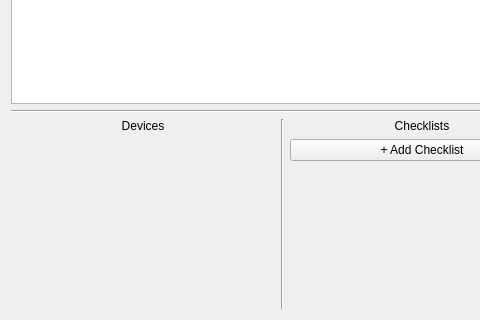
The window that atef/ui/config_group.ui (pcdshub/atef) describes before a commit, drawn with Qt 5; both pictures show x 0 to 480 and y 174 to 494 of the 565 by 494 pixel window.
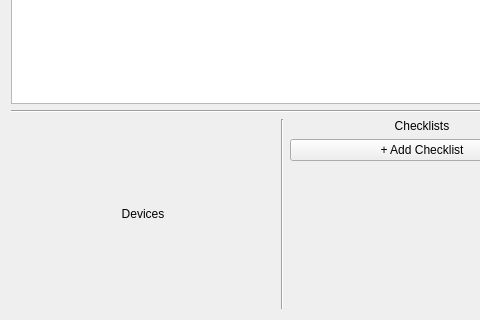
The same window after the commit.

Commit message: ENH: remove the vertical spacer from below the device selector

Patch:
```diff
--- a/atef/ui/config_group.ui
+++ b/atef/ui/config_group.ui
@@ -150,19 +150,6 @@
           </property>
          </layout>
         </item>
-        <item>
-         <spacer name="verticalSpacer">
-          <property name="orientation">
-           <enum>Qt::Vertical</enum>
-          </property>
-          <property name="sizeHint" stdset="0">
-           <size>
-            <width>20</width>
-            <height>40</height>
-           </size>
-          </property>
-         </spacer>
-        </item>
        </layout>
       </widget>
      </item>
```
